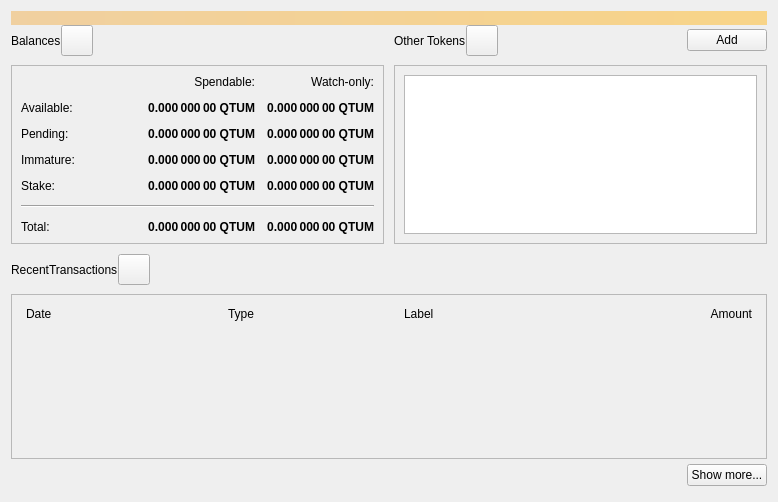
vipstar-dev/HTMLCOIN, file src/qt/forms/overviewpage.ui: the form before one commit.
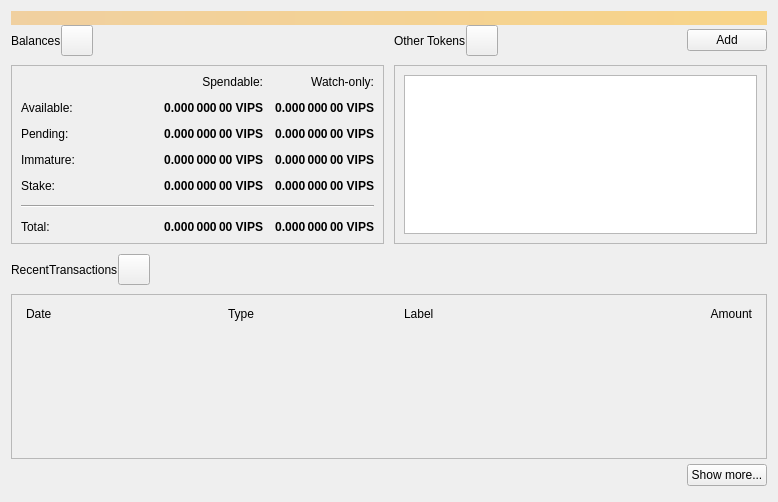
The form after the commit. Icons and pictures are not drawn.

The edit to the form file:
```diff
--- a/src/qt/forms/overviewpage.ui
+++ b/src/qt/forms/overviewpage.ui
@@ -145,7 +145,7 @@
              <string>Unconfirmed transactions to watch-only addresses</string>
             </property>
             <property name="text">
-             <string notr="true">0.000 000 00 QTUM</string>
+             <string notr="true">0.000 000 00 VIPS</string>
             </property>
             <property name="alignment">
              <set>Qt::AlignRight|Qt::AlignTrailing|Qt::AlignVCenter</set>
@@ -170,7 +170,7 @@
              <string>Total of transactions that have yet to be confirmed, and do not yet count toward the spendable balance</string>
             </property>
             <property name="text">
-             <string notr="true">0.000 000 00 QTUM</string>
+             <string notr="true">0.000 000 00 VIPS</string>
             </property>
             <property name="alignment">
              <set>Qt::AlignRight|Qt::AlignTrailing|Qt::AlignVCenter</set>
@@ -195,7 +195,7 @@
              <string>Mined balance that has not yet matured</string>
             </property>
             <property name="text">
-             <string notr="true">0.000 000 00 QTUM</string>
+             <string notr="true">0.000 000 00 VIPS</string>
             </property>
             <property name="alignment">
              <set>Qt::AlignRight|Qt::AlignTrailing|Qt::AlignVCenter</set>
@@ -244,7 +244,7 @@
              <string>Your current spendable balance</string>
             </property>
             <property name="text">
-             <string notr="true">0.000 000 00 QTUM</string>
+             <string notr="true">0.000 000 00 VIPS</string>
             </property>
             <property name="alignment">
              <set>Qt::AlignRight|Qt::AlignTrailing|Qt::AlignVCenter</set>
@@ -269,7 +269,7 @@
              <string>Your current balance in watch-only addresses</string>
             </property>
             <property name="text">
-             <string notr="true">0.000 000 00 QTUM</string>
+             <string notr="true">0.000 000 00 VIPS</string>
             </property>
             <property name="alignment">
              <set>Qt::AlignRight|Qt::AlignTrailing|Qt::AlignVCenter</set>
@@ -312,7 +312,7 @@
              </font>
             </property>
             <property name="text">
-             <string>0.000 000 00 QTUM</string>
+             <string>0.000 000 00 VIPS</string>
             </property>
             <property name="alignment">
              <set>Qt::AlignRight|Qt::AlignTrailing|Qt::AlignVCenter</set>
@@ -331,7 +331,7 @@
              </font>
             </property>
             <property name="text">
-             <string>0.000 000 00 QTUM</string>
+             <string>0.000 000 00 VIPS</string>
             </property>
             <property name="alignment">
              <set>Qt::AlignRight|Qt::AlignTrailing|Qt::AlignVCenter</set>
@@ -356,7 +356,7 @@
              <string>Mined balance in watch-only addresses that has not yet matured</string>
             </property>
             <property name="text">
-             <string notr="true">0.000 000 00 QTUM</string>
+             <string notr="true">0.000 000 00 VIPS</string>
             </property>
             <property name="alignment">
              <set>Qt::AlignRight|Qt::AlignTrailing|Qt::AlignVCenter</set>
@@ -381,7 +381,7 @@
              <string>Current total balance in watch-only addresses</string>
             </property>
             <property name="text">
-             <string notr="true">0.000 000 00 QTUM</string>
+             <string notr="true">0.000 000 00 VIPS</string>
             </property>
             <property name="alignment">
              <set>Qt::AlignRight|Qt::AlignTrailing|Qt::AlignVCenter</set>
@@ -419,7 +419,7 @@
              <string>Your current total balance</string>
             </property>
             <property name="text">
-             <string notr="true">0.000 000 00 QTUM</string>
+             <string notr="true">0.000 000 00 VIPS</string>
             </property>
             <property name="alignment">
              <set>Qt::AlignRight|Qt::AlignTrailing|Qt::AlignVCenter</set>
```
